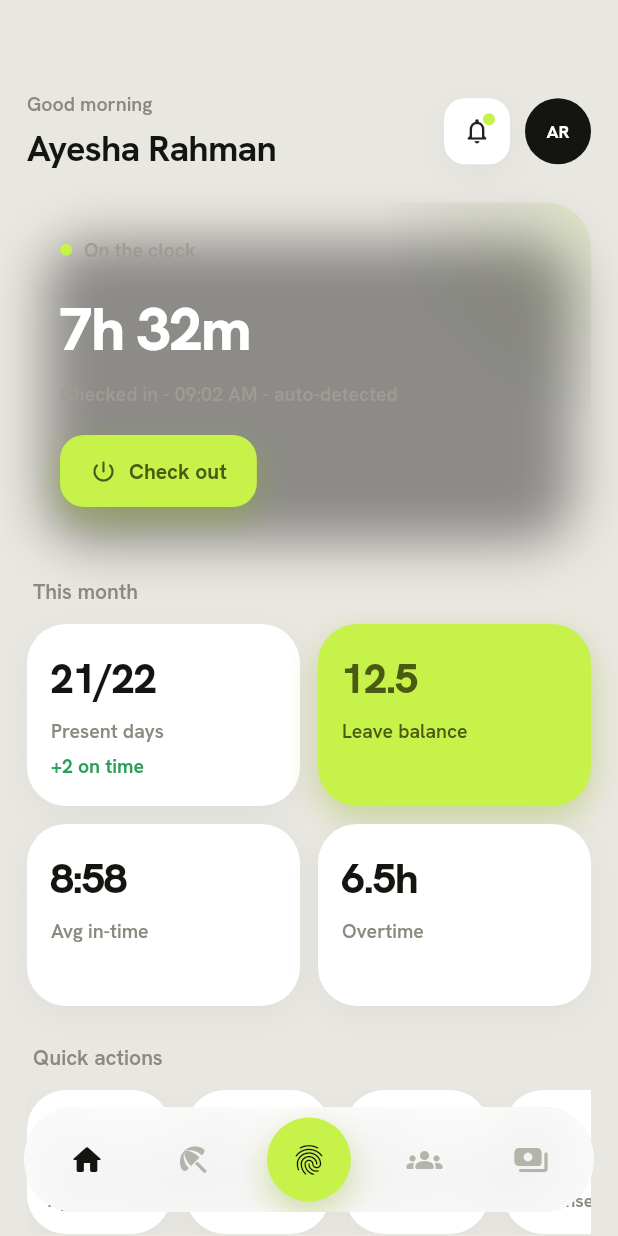
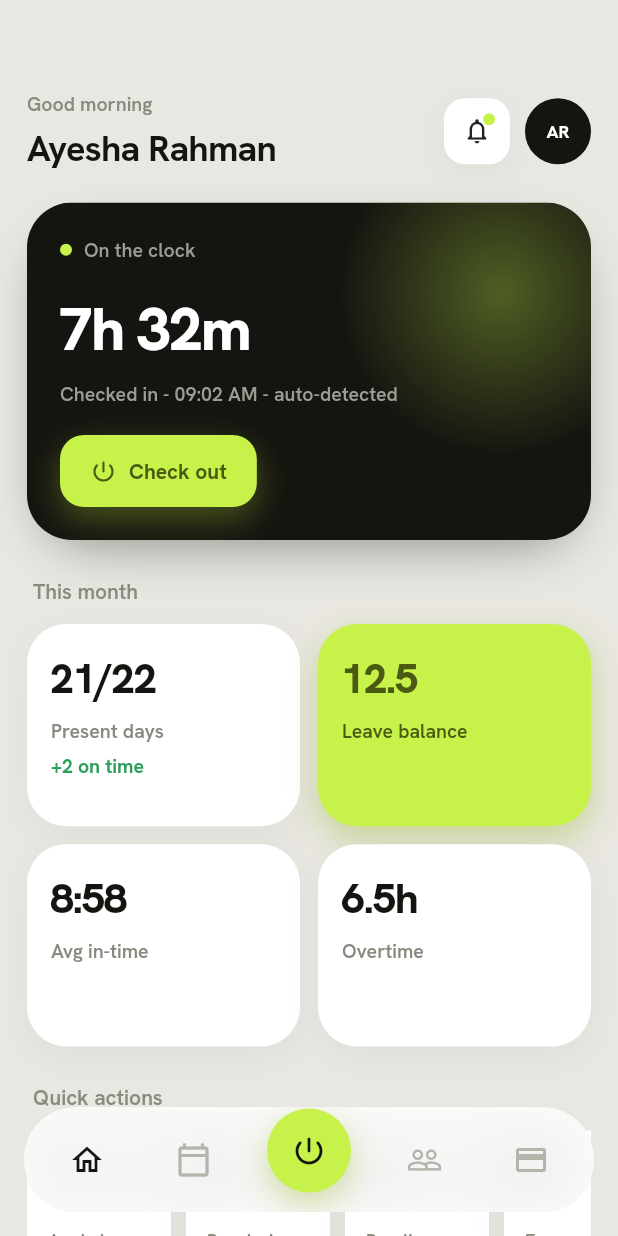
Before and after one commit to atikulmunna/hr_app, a Flutter app: the screen it shows after launch, on a phone screen of 412 x 824 dp. Run offline on Flutter 3.47's test engine with Material 3 defaults, Android fonts, the phone set to English and light mode, and no system bars; our stand-ins replace google_fonts.

Commit message:
Fix mobile hero card, stat-tile overflow, and nav icons
- DarkHeroCard: opaque ink base with a layered lime glow (a BoxDecoration
  ignores color when gradient is set, which washed the hero out); used by
  the check-in hero and the Pay hero
- Give home stat tiles more height to fix the 8px overflow
- Nav icons match the design: outline home, calendar, centre power button
  (raised), people, credit card

```diff
--- a/mobile/lib/screens/home_screen.dart
+++ b/mobile/lib/screens/home_screen.dart
@@ -119,7 +119,7 @@ class _HomeScreenState extends State<HomeScreen> {
       physics: const NeverScrollableScrollPhysics(),
       mainAxisSpacing: AppSpacing.cardGap,
       crossAxisSpacing: AppSpacing.cardGap,
-      childAspectRatio: 1.5,
+      childAspectRatio: 1.35,
       children: const [
         StatTile(value: '21/22', label: 'Present days', delta: '+2 on time'),
         StatTile(value: '12.5', label: 'Leave balance', highlight: true),
--- a/mobile/lib/screens/pay_screen.dart
+++ b/mobile/lib/screens/pay_screen.dart
@@ -3,6 +3,7 @@ import '../theme/app_colors.dart';
 import '../theme/app_dimens.dart';
 import '../theme/app_typography.dart';
 import '../widgets/app_card.dart';
+import '../widgets/dark_hero_card.dart';
 import '../widgets/section_header.dart';
 
 class PayScreen extends StatefulWidget {
@@ -41,19 +42,7 @@ class _PayScreenState extends State<PayScreen> {
   }
 
   Widget _hero() {
-    return Container(
-      padding: const EdgeInsets.all(22),
-      decoration: BoxDecoration(
-        color: AppColors.ink,
-        borderRadius: BorderRadius.circular(AppRadii.hero),
-        boxShadow: AppShadows.heroDark,
-        gradient: const RadialGradient(
-          center: Alignment(1.1, -1.1),
-          radius: 1.2,
-          colors: [Color(0x33C6F24A), Color(0x00141410)],
-          stops: [0, 0.6],
-        ),
-      ),
+    return DarkHeroCard(
       child: Column(
         crossAxisAlignment: CrossAxisAlignment.start,
         children: [
--- a/mobile/lib/widgets/check_in_hero.dart
+++ b/mobile/lib/widgets/check_in_hero.dart
@@ -1,7 +1,7 @@
 import 'package:flutter/material.dart';
 import '../theme/app_colors.dart';
-import '../theme/app_dimens.dart';
 import '../theme/app_typography.dart';
+import 'dark_hero_card.dart';
 import 'lime_button.dart';
 
 /// The dark check-in hero with a lime radial glow. Attendance is a check-in and
@@ -22,19 +22,7 @@ class CheckInHero extends StatelessWidget {
 
   @override
   Widget build(BuildContext context) {
-    return Container(
-      padding: const EdgeInsets.all(22),
-      decoration: BoxDecoration(
-        color: AppColors.ink,
-        borderRadius: BorderRadius.circular(AppRadii.hero),
-        boxShadow: AppShadows.heroDark,
-        gradient: const RadialGradient(
-          center: Alignment(1.1, -1.1),
-          radius: 1.2,
-          colors: [Color(0x33C6F24A), Color(0x00141410)],
-          stops: [0, 0.6],
-        ),
-      ),
+    return DarkHeroCard(
       child: Column(
         crossAxisAlignment: CrossAxisAlignment.start,
         children: [
--- /dev/null
+++ b/mobile/lib/widgets/dark_hero_card.dart
@@ -0,0 +1,54 @@
+import 'package:flutter/material.dart';
+import '../theme/app_colors.dart';
+import '../theme/app_dimens.dart';
+
+/// The dark hero surface: an opaque ink card with a soft lime corner glow.
+/// Built as layers (not a single gradient) because a BoxDecoration ignores
+/// `color` when a `gradient` is set, which would let the background show through.
+class DarkHeroCard extends StatelessWidget {
+  const DarkHeroCard({
+    super.key,
+    required this.child,
+    this.padding = const EdgeInsets.all(22),
+    this.radius = AppRadii.hero,
+  });
+
+  final Widget child;
+  final EdgeInsetsGeometry padding;
+  final double radius;
+
+  @override
+  Widget build(BuildContext context) {
+    return DecoratedBox(
+      decoration: BoxDecoration(
+        borderRadius: BorderRadius.circular(radius),
+        boxShadow: AppShadows.heroDark,
+      ),
+      child: ClipRRect(
+        borderRadius: BorderRadius.circular(radius),
+        child: Stack(
+          children: [
+            const Positioned.fill(
+              child: ColoredBox(color: AppColors.ink),
+            ),
+            Positioned(
+              right: -50,
+              top: -50,
+              child: Container(
+                width: 220,
+                height: 220,
+                decoration: const BoxDecoration(
+                  shape: BoxShape.circle,
+                  gradient: RadialGradient(
+                    colors: [Color(0x55C6F24A), Color(0x00C6F24A)],
+                  ),
+                ),
+              ),
+            ),
+            Padding(padding: padding, child: child),
+          ],
+        ),
+      ),
+    );
+  }
+}
--- a/mobile/lib/widgets/floating_nav_bar.dart
+++ b/mobile/lib/widgets/floating_nav_bar.dart
@@ -21,11 +21,11 @@ class FloatingNavBar extends StatelessWidget {
   final ValueChanged<int> onSelect;
 
   static const items = <NavItem>[
-    NavItem(Icons.home_rounded, 'Home'),
-    NavItem(Icons.beach_access_rounded, 'Leave'),
-    NavItem(Icons.fingerprint_rounded, 'Attendance'),
-    NavItem(Icons.groups_rounded, 'Team'),
-    NavItem(Icons.payments_rounded, 'Pay'),
+    NavItem(Icons.home_outlined, 'Home'),
+    NavItem(Icons.calendar_today_outlined, 'Leave'),
+    NavItem(Icons.power_settings_new_rounded, 'Attendance'),
+    NavItem(Icons.people_outline, 'Team'),
+    NavItem(Icons.credit_card_outlined, 'Pay'),
   ];
 
   @override
@@ -46,7 +46,9 @@ class FloatingNavBar extends StatelessWidget {
             mainAxisAlignment: MainAxisAlignment.spaceBetween,
             children: List.generate(items.length, (i) {
               if (i == 2) {
-                return GestureDetector(
+                return Transform.translate(
+                  offset: const Offset(0, -6),
+                  child: GestureDetector(
                     onTap: () => onSelect(i),
                     child: Container(
                       width: 56,
@@ -57,8 +59,9 @@ class FloatingNavBar extends StatelessWidget {
                         boxShadow: AppShadows.limeButton,
                       ),
                       child: const Icon(
-                      Icons.fingerprint_rounded,
+                        Icons.power_settings_new_rounded,
                         color: AppColors.ink,
+                      ),
                     ),
                   ),
                 );
```
Lines whose indentation alone changed are shown as unchanged.
